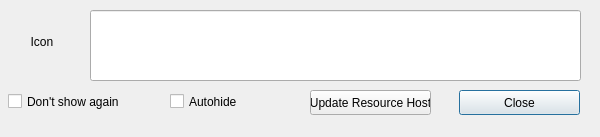
Above: hub/forms/DlgNotification.ui from subutai-io/control-center before the change. Below: the same form after it.
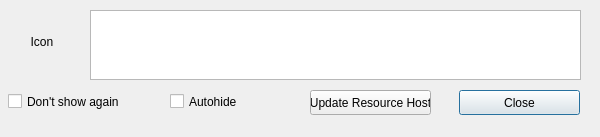
That is the form after the change.

Commit message: add scrollbox to notification message

Patch:
```diff
--- a/hub/forms/DlgNotification.ui
+++ b/hub/forms/DlgNotification.ui
@@ -93,15 +93,21 @@
     <string>Update Resource Host</string>
    </property>
   </widget>
-  <widget class="QLineEdit" name="lbl_message">
+  <widget class="QTextEdit" name="lbl_message">
    <property name="geometry">
     <rect>
      <x>90</x>
      <y>10</y>
      <width>491</width>
-     <height>71</height>
+     <height>70</height>
     </rect>
    </property>
+   <property name="readOnly">
+    <bool>true</bool>
+   </property>
+   <property name="textInteractionFlags">
+    <set>Qt::TextSelectableByMouse</set>
+   </property>
   </widget>
  </widget>
  <resources/>
```
